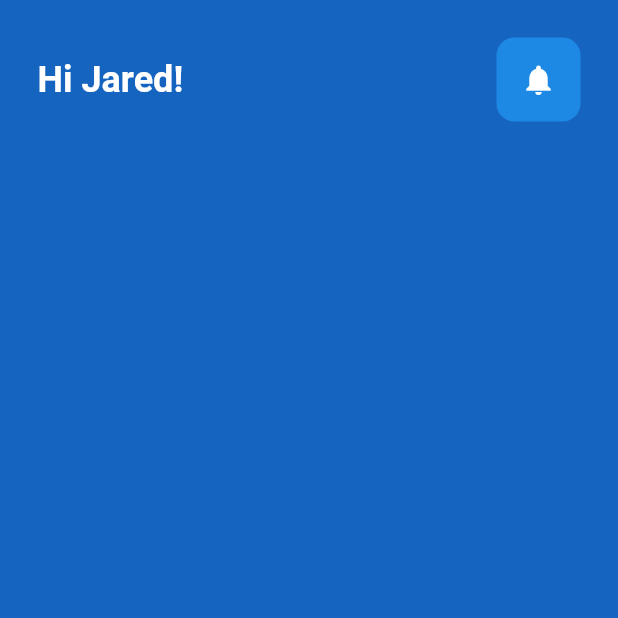
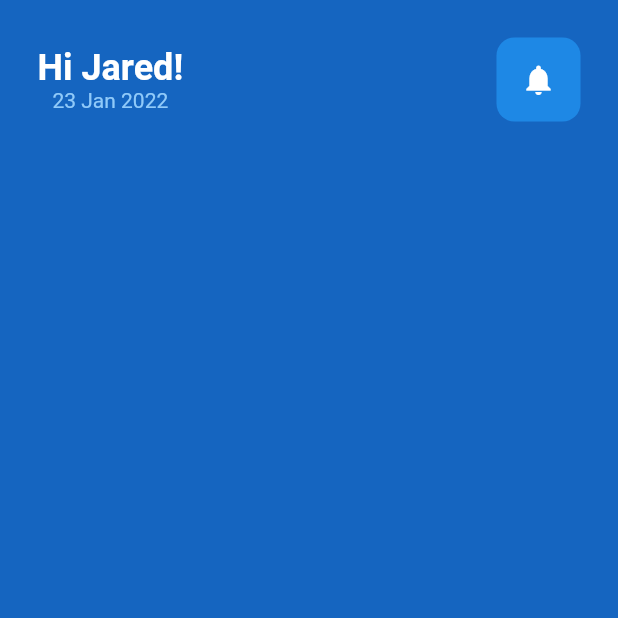
Before and after one commit to mrojasb2000/flutter_demo, a Flutter app: the screen it shows after launch, on a phone screen of 412 x 824 dp, the top half of it. Run offline on Flutter 3.47's test engine with Material 2 defaults, Android fonts, the phone set to English and light mode, and no system bars.

Commit message:
chore: add text style

```diff
--- a/lib/pages/home_page.dart
+++ b/lib/pages/home_page.dart
@@ -23,12 +23,20 @@ class _HomePageState extends State<HomePage> {
                   mainAxisAlignment: MainAxisAlignment.spaceBetween,
                   children: [
                     // Hi Jared!
+                    Column(
+                      children: [
                         const Text("Hi Jared!",
                             style: TextStyle(
                               color: Colors.white,
                               fontSize: 24,
                               fontWeight: FontWeight.bold,
                             )),
+                        Text(
+                          "23 Jan 2022",
+                          style: TextStyle(color: Colors.blue[200]),
+                        ),
+                      ],
+                    ),
 
                     // Notification
                     Container(
```
Lines whose indentation alone changed are shown as unchanged.
